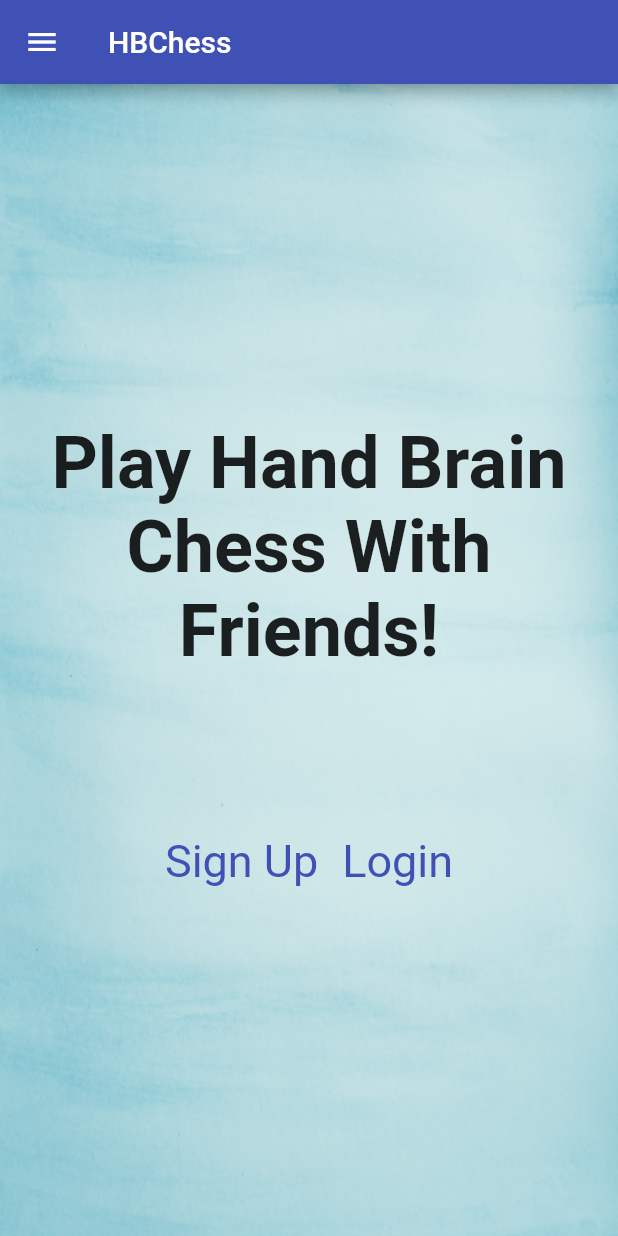
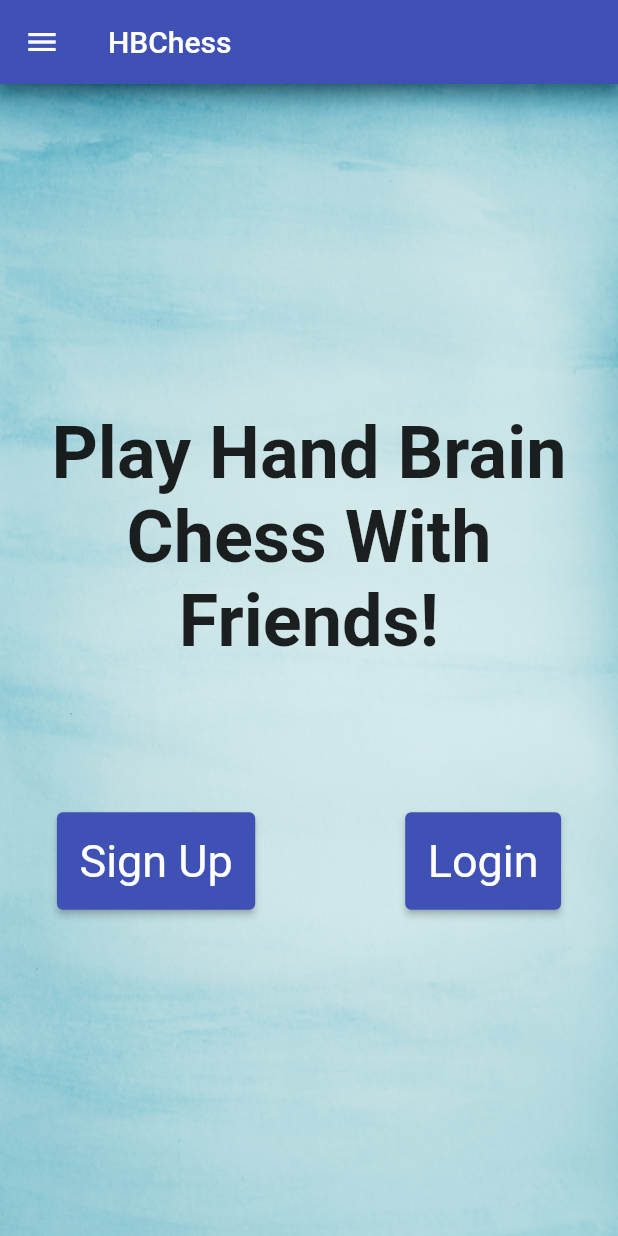
Before and after one commit to jonathandieu/hbchess-mobile, a Flutter app: the screen it shows after launch, on a phone screen of 412 x 824 dp. Run offline on Flutter 3.47's test engine with Material 2 defaults, Android fonts, the phone set to English and light mode, and no system bars; Roboto replaces fonts that are missing (Poppins-Regular).

Commit message:
Updated buttons

```diff
--- a/lib/home.dart
+++ b/lib/home.dart
@@ -15,22 +15,17 @@ class _MyHomePageState extends State<MyHomePage> {
   Widget build(BuildContext context) {
     return Stack(
       children: [
-        // background image
-        const Positioned.fill(
-          child: Image(
-            image: AssetImage("assets/images/background.jpg"),
-            fit: BoxFit.fill,
-          ),
-        ),
         Scaffold(
           // allows custom image for background
-          backgroundColor: Colors.transparent,
-
+          //backgroundColor: Colors.transparent,
+          //backgroundColor: Colors.white,
           appBar: AppBar(
             title: Text(widget.title),
           ),
           drawer: Drawer(
-            child: ListView(padding: EdgeInsets.zero, children: [
+            child: ListView(
+              padding: EdgeInsets.zero,
+              children: [
                 const DrawerHeader(
                   decoration: BoxDecoration(
                     color: Colors.indigo,
@@ -53,13 +48,22 @@ class _MyHomePageState extends State<MyHomePage> {
                 createDrawerTile(Icons.person_add_alt_outlined, 'Sign Up'),
                 createDrawerTile(Icons.login, 'Login'),
                 createDrawerTile(Icons.settings, 'Settings'),
-            ]),
+              ],
+            ),
           ),
 
           // Main home page body
           body: Center(
             child: Container(
               //color: Colors.white,
+              width: double.infinity,
+              height: double.infinity,
+              decoration: const BoxDecoration(
+                image: DecorationImage(
+                  fit: BoxFit.fill,
+                  image: AssetImage("assets/images/background.jpg"),
+                ),
+              ),
               child: Column(
                 mainAxisSize: MainAxisSize.min,
                 mainAxisAlignment: MainAxisAlignment.center,
@@ -70,18 +74,15 @@ class _MyHomePageState extends State<MyHomePage> {
                     style: const TextStyle(
                       fontSize: 48,
                       fontWeight: FontWeight.bold,
-                      fontFamily: 'Poppins-Regular',
+                      //fontFamily: 'Poppins-Regular',
                     ),
                     textAlign: TextAlign.center,
                   ),
                   const SizedBox(height: 100),
-                  Row(
-                    mainAxisAlignment: MainAxisAlignment.center,
-                    crossAxisAlignment: CrossAxisAlignment.center,
+                  Wrap(
+                    spacing: 100,
                     children: [
-                      //const SizedBox(height: 30),
                       createbutton('Sign Up'),
-                      //const SizedBox(height: 30),
                       createbutton('Login'),
                     ],
                   ),
@@ -89,7 +90,7 @@ class _MyHomePageState extends State<MyHomePage> {
               ),
             ),
           ),
-        )
+        ),
       ],
     );
   }
@@ -107,9 +108,10 @@ class _MyHomePageState extends State<MyHomePage> {
         });
   }
 
-  TextButton createbutton(String label) {
-    return TextButton(
-      style: TextButton.styleFrom(
+  ElevatedButton createbutton(String label) {
+    return ElevatedButton(
+      style: ElevatedButton.styleFrom(
+        padding: const EdgeInsets.all(15.0),
         textStyle: const TextStyle(fontSize: 30),
       ),
       onPressed: () {},
```
Lines whose indentation alone changed are shown as unchanged.
